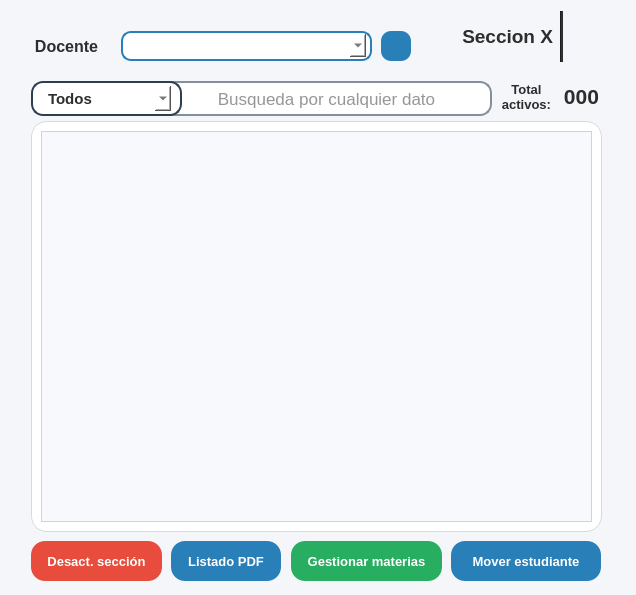
This is resources/ui/detalles_seccion.ui in Proyecto-Uptjaa/Proyecto_SIRA as Qt 5 draws it before an edit. The edited form follows.
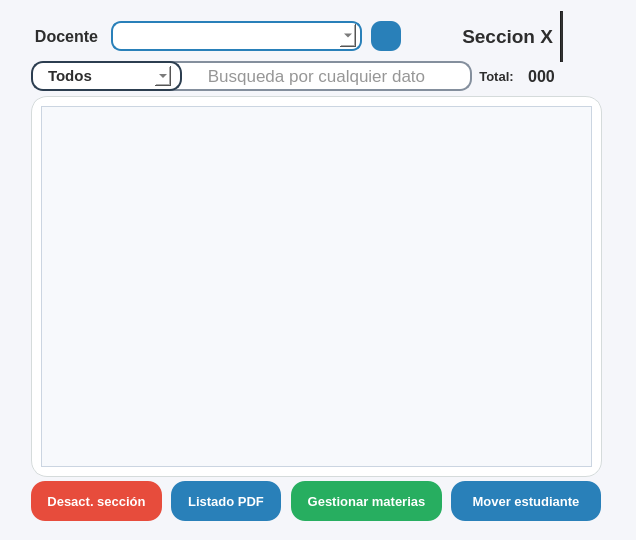
This is the edited form. Icons and pictures are not drawn.

```diff
--- a/resources/ui/detalles_seccion.ui
+++ b/resources/ui/detalles_seccion.ui
@@ -7,19 +7,19 @@
     <x>0</x>
     <y>0</y>
     <width>636</width>
-    <height>595</height>
+    <height>540</height>
    </rect>
   </property>
   <property name="minimumSize">
    <size>
     <width>636</width>
-    <height>595</height>
+    <height>540</height>
    </size>
   </property>
   <property name="maximumSize">
    <size>
     <width>636</width>
-    <height>595</height>
+    <height>540</height>
    </size>
   </property>
   <property name="windowTitle">
@@ -63,7 +63,7 @@
       <property name="geometry">
        <rect>
         <x>440</x>
-        <y>530</y>
+        <y>470</y>
         <width>150</width>
         <height>40</height>
        </rect>
@@ -233,9 +233,9 @@
       <property name="geometry">
        <rect>
         <x>20</x>
-        <y>110</y>
+        <y>85</y>
         <width>571</width>
-        <height>411</height>
+        <height>381</height>
        </rect>
       </property>
       <property name="minimumSize">
@@ -348,21 +348,21 @@
       <property name="geometry">
        <rect>
         <x>20</x>
-        <y>70</y>
+        <y>50</y>
         <width>151</width>
-        <height>35</height>
+        <height>30</height>
        </rect>
       </property>
       <property name="minimumSize">
        <size>
         <width>100</width>
-        <height>35</height>
+        <height>30</height>
        </size>
       </property>
       <property name="maximumSize">
        <size>
         <width>200</width>
-        <height>40</height>
+        <height>30</height>
        </size>
       </property>
       <property name="styleSheet">
@@ -391,7 +391,7 @@
          <x>9</x>
          <y>5</y>
          <width>131</width>
-         <height>25</height>
+         <height>20</height>
         </rect>
        </property>
        <property name="maximumSize">
@@ -498,21 +498,21 @@
       <property name="geometry">
        <rect>
         <x>150</x>
-        <y>70</y>
-        <width>331</width>
-        <height>35</height>
+        <y>50</y>
+        <width>311</width>
+        <height>30</height>
        </rect>
       </property>
       <property name="minimumSize">
        <size>
         <width>200</width>
-        <height>35</height>
+        <height>30</height>
        </size>
       </property>
       <property name="maximumSize">
        <size>
         <width>541</width>
-        <height>35</height>
+        <height>30</height>
        </size>
       </property>
       <property name="font">
@@ -549,13 +549,13 @@
         <x>10</x>
         <y>10</y>
         <width>91</width>
-        <height>50</height>
+        <height>30</height>
        </rect>
       </property>
       <property name="minimumSize">
        <size>
         <width>0</width>
-        <height>50</height>
+        <height>30</height>
        </size>
       </property>
       <property name="maximumSize">
@@ -591,7 +591,7 @@
       <property name="geometry">
        <rect>
         <x>20</x>
-        <y>530</y>
+        <y>470</y>
         <width>131</width>
         <height>40</height>
        </rect>
@@ -656,10 +656,10 @@
      <widget class="QLabel" name="lblTarjeta1_Titulo_7">
       <property name="geometry">
        <rect>
-        <x>480</x>
-        <y>70</y>
-        <width>71</width>
-        <height>31</height>
+        <x>460</x>
+        <y>50</y>
+        <width>51</width>
+        <height>30</height>
        </rect>
       </property>
       <property name="font">
@@ -673,7 +673,7 @@
        <string notr="true">background-color: transparent;</string>
       </property>
       <property name="text">
-       <string>Total activos:</string>
+       <string>Total:</string>
       </property>
       <property name="alignment">
        <set>Qt::AlignmentFlag::AlignCenter</set>
@@ -685,21 +685,21 @@
      <widget class="QLabel" name="lblActivos_seccion">
       <property name="geometry">
        <rect>
-        <x>540</x>
-        <y>70</y>
-        <width>61</width>
-        <height>31</height>
+        <x>510</x>
+        <y>50</y>
+        <width>41</width>
+        <height>30</height>
        </rect>
       </property>
       <property name="font">
        <font>
         <family>Segoe UI</family>
-        <pointsize>16</pointsize>
+        <pointsize>12</pointsize>
         <bold>true</bold>
        </font>
       </property>
       <property name="styleSheet">
-       <string notr="true"/>
+       <string notr="true">background-color: transparent;</string>
       </property>
       <property name="text">
        <string>000</string>
@@ -714,8 +714,8 @@
      <widget class="QPushButton" name="btnCambiar_docente">
       <property name="geometry">
        <rect>
-        <x>370</x>
-        <y>20</y>
+        <x>360</x>
+        <y>10</y>
         <width>30</width>
         <height>30</height>
        </rect>
@@ -780,8 +780,8 @@
      <widget class="QFrame" name="frameDocente_seccion">
       <property name="geometry">
        <rect>
-        <x>110</x>
-        <y>20</y>
+        <x>100</x>
+        <y>10</y>
         <width>251</width>
         <height>30</height>
        </rect>
@@ -901,7 +901,7 @@
       <property name="geometry">
        <rect>
         <x>160</x>
-        <y>530</y>
+        <y>470</y>
         <width>110</width>
         <height>40</height>
        </rect>
@@ -967,7 +967,7 @@
       <property name="geometry">
        <rect>
         <x>280</x>
-        <y>530</y>
+        <y>470</y>
         <width>151</width>
         <height>40</height>
        </rect>
```
